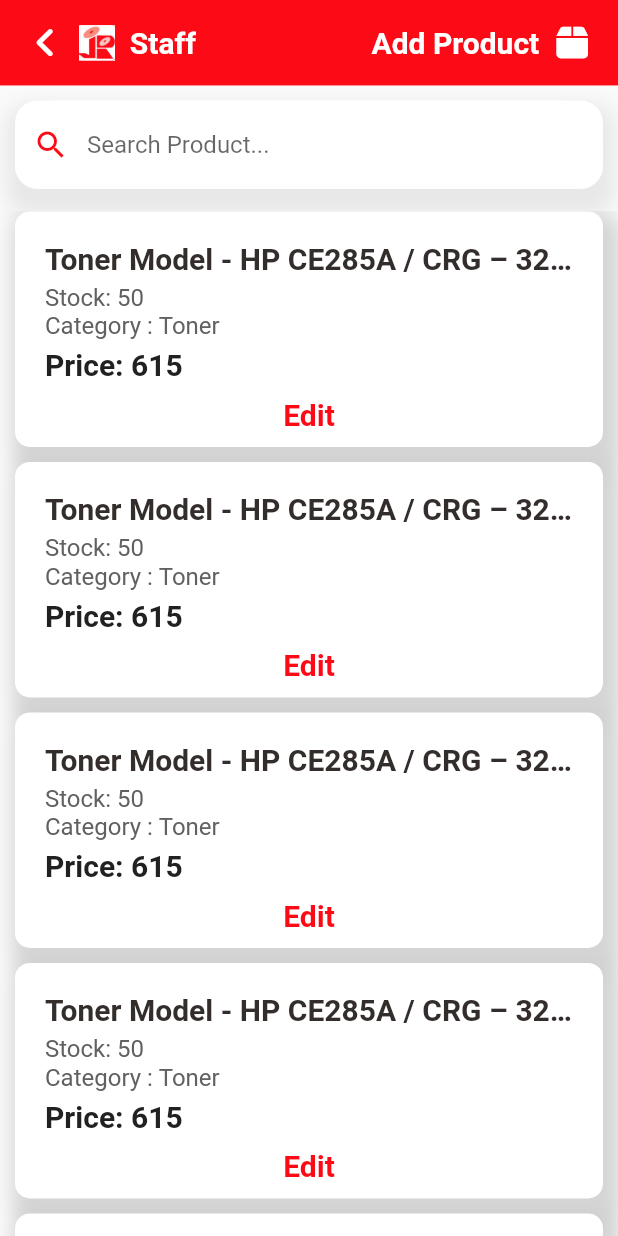
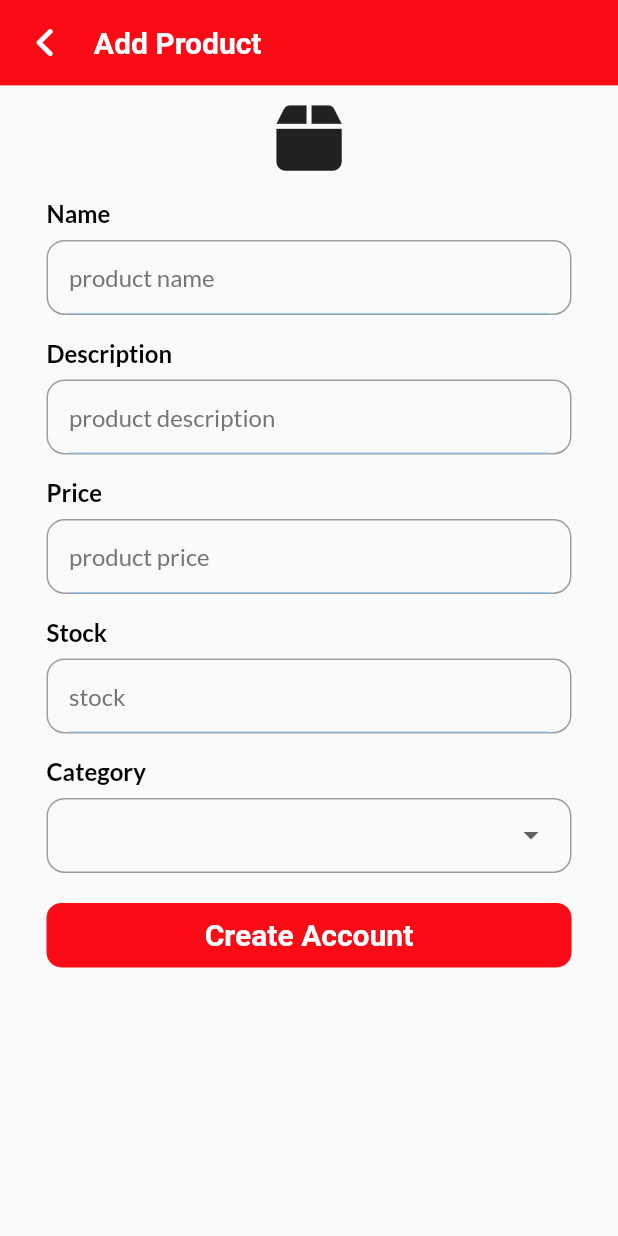
Before and after one commit to mostafijur566/store_management_flutter, a Flutter app: the screen it shows after launch, on a phone screen of 412 x 824 dp. Run offline on Flutter 3.47's test engine with Material 2 defaults, Android fonts, the phone set to English and light mode, and no system bars; our stand-ins replace font_awesome_flutter, get, google_fonts; missing offline and left inert: bitsdojo_window, dart:ffi.

Commit message:
add product page added for mobile view

```diff
--- a/lib/main.dart
+++ b/lib/main.dart
@@ -3,6 +3,7 @@ import 'package:bitsdojo_window/bitsdojo_window.dart';
 import 'package:flutter/material.dart';
 import 'package:store_management_flutter/pages/acount/user_profile_page.dart';
 import 'package:store_management_flutter/pages/dashboard_page.dart';
+import 'package:store_management_flutter/pages/product/add_product_mobile.dart';
 import 'package:store_management_flutter/pages/product/product_page.dart';
 import 'package:store_management_flutter/pages/sign_in_page.dart';
 import 'package:get/get.dart';
@@ -41,7 +42,7 @@ class MyApp extends StatelessWidget {
         // is not restarted.
         primarySwatch: Colors.blue,
       ),
-      home: ProductPage(),
+      home: AddProductMobile(),
     );
   }
 }
--- /dev/null
+++ b/lib/pages/product/add_product_mobile.dart
@@ -0,0 +1,101 @@
+import 'package:flutter/material.dart';
+import 'package:font_awesome_flutter/font_awesome_flutter.dart';
+import 'package:store_management_flutter/widgets/multiline_textfield_widget.dart';
+
+import '../../style/text_style.dart';
+import '../../utils/app_colors.dart';
+import '../../widgets/big_text.dart';
+import '../../widgets/input_field.dart';
+
+class AddProductMobile extends StatefulWidget {
+  const AddProductMobile({Key? key}) : super(key: key);
+
+  @override
+  State<AddProductMobile> createState() => _AddProductMobileState();
+}
+
+class _AddProductMobileState extends State<AddProductMobile> {
+
+  final items = ['Toner', 'Ribbon', 'Ink Refill', 'CC Camera'];
+  String? value;
+
+  @override
+  Widget build(BuildContext context) {
+    return Scaffold(
+      body: SafeArea(
+        child: SingleChildScrollView(
+          physics: BouncingScrollPhysics(),
+          child: Column(
+            children: [
+              Container(
+                padding: EdgeInsets.only(top: MediaQuery.of(context).size.width * 0.04, bottom: MediaQuery.of(context).size.width * 0.04, left: MediaQuery.of(context).size.width * 0.045, right: MediaQuery.of(context).size.width * 0.045),
+                width: double.infinity,
+                color: AppColors.mainColor,
+                child: Row(
+                  children: [
+                    Icon(FontAwesomeIcons.angleLeft, color: Colors.white,),
+                    SizedBox(width: 10,),
+                    SizedBox(width: 10,),
+                    BigText(text: 'Add Product', color: Colors.white,),
+                  ],
+                ),
+              ),
+              SizedBox(height: 10,),
+              Icon(FontAwesomeIcons.box, size: 50,),
+              MultilineTexfieldWidget(title: 'Name', hint: 'product name'),
+              MultilineTexfieldWidget(title: 'Description', hint: 'product description'),
+              MyInputField(title: 'Price', hint: 'product price'),
+              MyInputField(title: 'Stock', hint: 'stock'),
+              Container(
+                width: 350,
+                margin: EdgeInsets.only(top: 16),
+                child: Column(
+                  crossAxisAlignment: CrossAxisAlignment.start,
+                  children: [
+                    Text('Category',
+                      style: titleStyle,
+                    ),
+                    Container(
+                        height: 50,
+                        margin: EdgeInsets.only(top: 8),
+                        padding: EdgeInsets.only(left: 14, right: 14),
+                        decoration: BoxDecoration(
+                            border: Border.all(color: Colors.grey, width: 1),
+                            borderRadius: BorderRadius.circular(12)),
+                        child: DropdownButtonHideUnderline(
+                          child: DropdownButton(
+                              isExpanded: true,
+                              value: value,
+                              items: items.map(buildMenuItem).toList(),
+                              onChanged: (value){
+                                setState(() {
+                                  this.value = value;
+                                });
+                              }
+                          ),
+                        )
+                    )
+                  ],
+                ),
+              ),
+              SizedBox(height: 20,),
+              Container(
+                padding: EdgeInsets.only(top: 10, bottom: 10),
+                width: 350,
+                decoration: BoxDecoration(
+                  borderRadius: BorderRadius.circular(10),
+                  color: AppColors.mainColor,
+                ),
+                child: Center(child: BigText(text: 'Create Account', color: Colors.white,)),
+              )
+            ],
+          ),
+        ),
+      ),
+    );
+  }
+  DropdownMenuItem<String> buildMenuItem(String item) => DropdownMenuItem(
+      value: item,
+      child: BigText(text: item,)
+  );
+}
```
